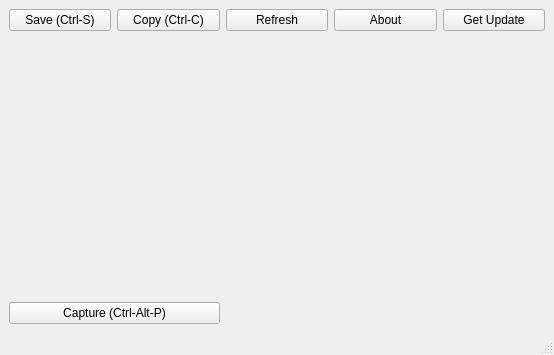
First picture: the form in mainwindow.ui, repository langong-dev/ScreenShot-L, before the edit.
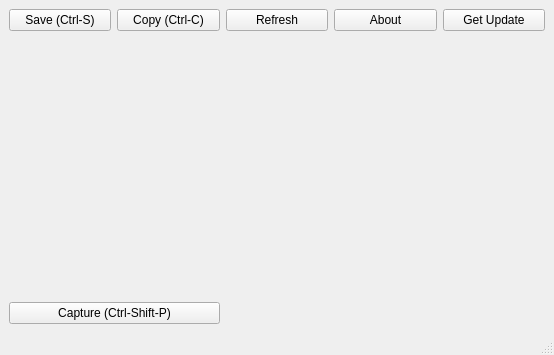
Second picture: the form after the edit. Icons and pictures are not drawn.

Patch:
```diff
--- a/mainwindow.ui
+++ b/mainwindow.ui
@@ -32,7 +32,7 @@
     <item row="3" column="0" colspan="2">
      <widget class="QPushButton" name="start">
       <property name="text">
-       <string>Capture (Ctrl-Alt-P)</string>
+       <string>Capture (Ctrl-Shift-P)</string>
       </property>
      </widget>
     </item>
```
